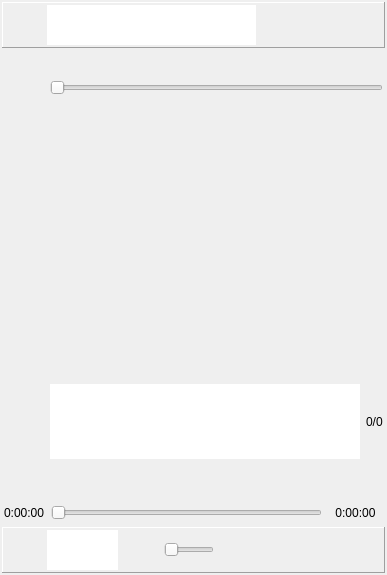
This is aivctrl/mainwindow.ui in ptstream/QtUPnP as Qt 5 draws it before an edit. The edited form follows.
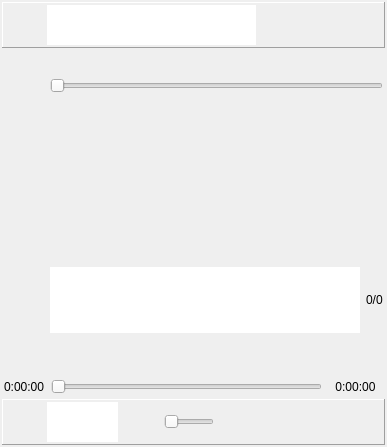
This is the edited form. The open tabs and pages were chosen to show the change. Icons and pictures are not drawn. Custom widgets are drawn as their Qt base class.

Patch:
```diff
--- a/aivctrl/mainwindow.ui
+++ b/aivctrl/mainwindow.ui
@@ -7,7 +7,7 @@
     <x>0</x>
     <y>0</y>
     <width>387</width>
-    <height>575</height>
+    <height>447</height>
    </rect>
   </property>
   <property name="windowTitle">
@@ -635,13 +635,13 @@
          <number>2</number>
         </property>
         <property name="topMargin">
-         <number>2</number>
+         <number>0</number>
         </property>
         <property name="rightMargin">
          <number>2</number>
         </property>
         <property name="bottomMargin">
-         <number>2</number>
+         <number>0</number>
         </property>
         <property name="spacing">
          <number>2</number>
@@ -735,7 +735,7 @@
             <property name="maximumSize">
              <size>
               <width>16777215</width>
-              <height>75</height>
+              <height>66</height>
              </size>
             </property>
             <property name="toolTip">
@@ -757,6 +757,12 @@
           </item>
           <item>
            <widget class="QLabel" name="m_rank">
+            <property name="sizePolicy">
+             <sizepolicy hsizetype="Preferred" vsizetype="Maximum">
+              <horstretch>0</horstretch>
+              <verstretch>0</verstretch>
+             </sizepolicy>
+            </property>
             <property name="toolTip">
              <string>Rank in the queue</string>
             </property>
```
Left out of the diff: 142 changed lines with no effect on the pictures.
